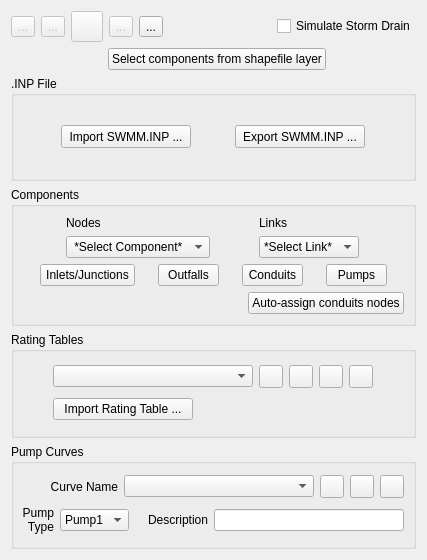
Before: the Qt Designer form flo2d/ui/storm_drain_editor.ui in FLO-2DSoftware/qgis-flo-2d-plugin, drawn with Qt 5.
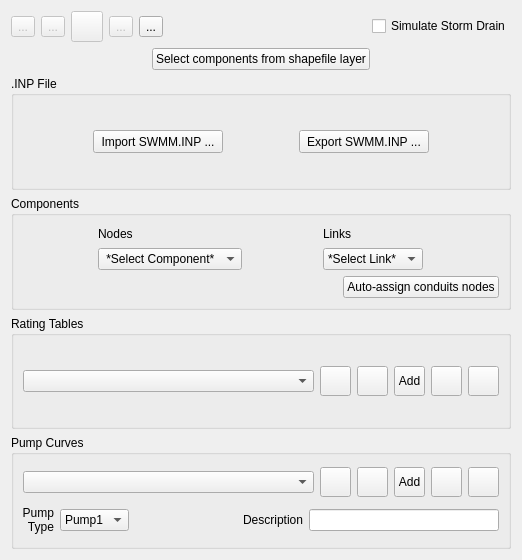
After: the same form once the commit is applied. Icons and pictures are not drawn.

Commit message: Improve after_delete signal of TableEditorWidget class and its instances

```diff
--- a/flo2d/ui/storm_drain_editor.ui
+++ b/flo2d/ui/storm_drain_editor.ui
@@ -6,7 +6,7 @@
    <rect>
     <x>0</x>
     <y>0</y>
-    <width>427</width>
+    <width>522</width>
     <height>560</height>
    </rect>
   </property>
@@ -251,7 +251,7 @@
       <string>Components</string>
      </property>
      <layout class="QGridLayout" name="gridLayout_3">
-      <item row="2" column="0">
+      <item row="1" column="0">
        <layout class="QHBoxLayout" name="horizontalLayout_5">
         <item>
          <spacer name="horizontalSpacer_4">
@@ -275,92 +275,6 @@
         </item>
        </layout>
       </item>
-      <item row="1" column="0">
-       <layout class="QHBoxLayout" name="horizontalLayout">
-        <item>
-         <widget class="QPushButton" name="inlets_btn">
-          <property name="sizePolicy">
-           <sizepolicy hsizetype="Fixed" vsizetype="Fixed">
-            <horstretch>0</horstretch>
-            <verstretch>0</verstretch>
-           </sizepolicy>
-          </property>
-          <property name="minimumSize">
-           <size>
-            <width>95</width>
-            <height>0</height>
-           </size>
-          </property>
-          <property name="maximumSize">
-           <size>
-            <width>95</width>
-            <height>16777215</height>
-           </size>
-          </property>
-          <property name="text">
-           <string>Inlets/Junctions</string>
-          </property>
-         </widget>
-        </item>
-        <item>
-         <widget class="QPushButton" name="outfalls_btn">
-          <property name="sizePolicy">
-           <sizepolicy hsizetype="Fixed" vsizetype="Fixed">
-            <horstretch>0</horstretch>
-            <verstretch>0</verstretch>
-           </sizepolicy>
-          </property>
-          <property name="maximumSize">
-           <size>
-            <width>61</width>
-            <height>16777215</height>
-           </size>
-          </property>
-          <property name="text">
-           <string>Outfalls</string>
-          </property>
-         </widget>
-        </item>
-        <item>
-         <widget class="QPushButton" name="conduits_btn">
-          <property name="sizePolicy">
-           <sizepolicy hsizetype="Fixed" vsizetype="Fixed">
-            <horstretch>0</horstretch>
-            <verstretch>0</verstretch>
-           </sizepolicy>
-          </property>
-          <property name="maximumSize">
-           <size>
-            <width>61</width>
-            <height>16777215</height>
-           </size>
-          </property>
-          <property name="text">
-           <string>Conduits</string>
-          </property>
-         </widget>
-        </item>
-        <item>
-         <widget class="QPushButton" name="pumps_btn">
-          <property name="sizePolicy">
-           <sizepolicy hsizetype="Fixed" vsizetype="Fixed">
-            <horstretch>0</horstretch>
-            <verstretch>0</verstretch>
-           </sizepolicy>
-          </property>
-          <property name="maximumSize">
-           <size>
-            <width>61</width>
-            <height>16777215</height>
-           </size>
-          </property>
-          <property name="text">
-           <string>Pumps</string>
-          </property>
-         </widget>
-        </item>
-       </layout>
-      </item>
       <item row="0" column="0">
        <layout class="QHBoxLayout" name="horizontalLayout_4">
         <item>
@@ -460,8 +374,6 @@
      </property>
      <layout class="QGridLayout" name="gridLayout_4">
       <item row="0" column="0">
-       <layout class="QHBoxLayout" name="horizontalLayout_3">
-        <item>
          <widget class="QComboBox" name="SD_rating_table_cbo">
           <property name="enabled">
            <bool>true</bool>
@@ -489,13 +401,25 @@
           </property>
          </widget>
         </item>
-        <item>
+      <item row="0" column="1">
          <layout class="QHBoxLayout" name="horizontalLayout_2">
           <item>
            <widget class="QToolButton" name="show_table_btn">
             <property name="enabled">
              <bool>true</bool>
             </property>
+          <property name="minimumSize">
+           <size>
+            <width>31</width>
+            <height>30</height>
+           </size>
+          </property>
+          <property name="maximumSize">
+           <size>
+            <width>31</width>
+            <height>30</height>
+           </size>
+          </property>
             <property name="toolTip">
              <string>Show inlet rating table</string>
             </property>
@@ -513,6 +437,18 @@
             <property name="enabled">
              <bool>true</bool>
             </property>
+          <property name="minimumSize">
+           <size>
+            <width>31</width>
+            <height>30</height>
+           </size>
+          </property>
+          <property name="maximumSize">
+           <size>
+            <width>31</width>
+            <height>30</height>
+           </size>
+          </property>
             <property name="toolTip">
              <string>Add inlet rating table</string>
             </property>
@@ -525,11 +461,61 @@
             </property>
            </widget>
           </item>
+        <item>
+         <widget class="QToolButton" name="add_predefined_rtable_btn">
+          <property name="sizePolicy">
+           <sizepolicy hsizetype="Fixed" vsizetype="Fixed">
+            <horstretch>0</horstretch>
+            <verstretch>0</verstretch>
+           </sizepolicy>
+          </property>
+          <property name="minimumSize">
+           <size>
+            <width>31</width>
+            <height>30</height>
+           </size>
+          </property>
+          <property name="maximumSize">
+           <size>
+            <width>31</width>
+            <height>30</height>
+           </size>
+          </property>
+          <property name="toolTip">
+           <string>&lt;html&gt;&lt;head/&gt;&lt;body&gt;&lt;p&gt;Add predefined rain time series.&lt;/p&gt;&lt;p&gt;Select one or more files. Each file must be a list of pairs (time, distribution).&lt;/p&gt;&lt;p&gt;The distribution is a % of the total storm.&lt;/p&gt;&lt;/body&gt;&lt;/html&gt;</string>
+          </property>
+          <property name="text">
+           <string>Add</string>
+          </property>
+          <property name="icon">
+           <iconset>
+            <normaloff>../img/mActionOpenFile.svg</normaloff>../img/mActionOpenFile.svg</iconset>
+          </property>
+          <property name="iconSize">
+           <size>
+            <width>25</width>
+            <height>25</height>
+           </size>
+          </property>
+         </widget>
+        </item>
           <item>
            <widget class="QToolButton" name="remove_rtable_btn">
             <property name="enabled">
              <bool>true</bool>
             </property>
+          <property name="minimumSize">
+           <size>
+            <width>31</width>
+            <height>30</height>
+           </size>
+          </property>
+          <property name="maximumSize">
+           <size>
+            <width>31</width>
+            <height>30</height>
+           </size>
+          </property>
             <property name="toolTip">
              <string>Remove inlet rating table</string>
             </property>
@@ -547,6 +533,18 @@
             <property name="enabled">
              <bool>true</bool>
             </property>
+          <property name="minimumSize">
+           <size>
+            <width>31</width>
+            <height>30</height>
+           </size>
+          </property>
+          <property name="maximumSize">
+           <size>
+            <width>31</width>
+            <height>30</height>
+           </size>
+          </property>
             <property name="toolTip">
              <string>Rename inlet rating table</string>
             </property>
@@ -562,33 +560,6 @@
          </layout>
         </item>
        </layout>
-      </item>
-      <item row="1" column="0">
-       <widget class="QPushButton" name="import_rating_table_btn">
-        <property name="sizePolicy">
-         <sizepolicy hsizetype="Fixed" vsizetype="Fixed">
-          <horstretch>0</horstretch>
-          <verstretch>0</verstretch>
-         </sizepolicy>
-        </property>
-        <property name="minimumSize">
-         <size>
-          <width>140</width>
-          <height>0</height>
-         </size>
-        </property>
-        <property name="maximumSize">
-         <size>
-          <width>140</width>
-          <height>16777215</height>
-         </size>
-        </property>
-        <property name="text">
-         <string>Import Rating Table ...</string>
-        </property>
-       </widget>
-      </item>
-     </layout>
     </widget>
    </item>
    <item row="5" column="0" colspan="7">
@@ -602,115 +573,11 @@
      <property name="flat">
       <bool>false</bool>
      </property>
-     <layout class="QVBoxLayout" name="verticalLayout_3">
-      <item>
+     <layout class="QGridLayout" name="gridLayout_6">
+      <item row="1" column="0">
        <layout class="QHBoxLayout" name="horizontalLayout_9">
         <item>
-         <layout class="QHBoxLayout" name="horizontalLayout_6">
-          <item>
-           <widget class="QLabel" name="label_7">
-            <property name="text">
-             <string>Curve Name</string>
-            </property>
-            <property name="alignment">
-             <set>Qt::AlignRight|Qt::AlignTrailing|Qt::AlignVCenter</set>
-            </property>
-            <property name="wordWrap">
-             <bool>true</bool>
-            </property>
-           </widget>
-          </item>
-          <item>
-           <widget class="QComboBox" name="pump_curve_cbo">
-            <property name="sizePolicy">
-             <sizepolicy hsizetype="Fixed" vsizetype="Fixed">
-              <horstretch>0</horstretch>
-              <verstretch>0</verstretch>
-             </sizepolicy>
-            </property>
-            <property name="minimumSize">
-             <size>
-              <width>190</width>
-              <height>22</height>
-             </size>
-            </property>
-            <property name="maximumSize">
-             <size>
-              <width>190</width>
-              <height>22</height>
-             </size>
-            </property>
-            <property name="insertPolicy">
-             <enum>QComboBox::InsertAtBottom</enum>
-            </property>
-            <property name="duplicatesEnabled">
-             <bool>false</bool>
-            </property>
-           </widget>
-          </item>
-         </layout>
-        </item>
-        <item>
-         <layout class="QHBoxLayout" name="horizontalLayout_7">
-          <item>
-           <widget class="QToolButton" name="add_pump_curve_btn">
-            <property name="enabled">
-             <bool>true</bool>
-            </property>
-            <property name="toolTip">
-             <string>Add pump curve</string>
-            </property>
-            <property name="text">
-             <string/>
-            </property>
-            <property name="icon">
-             <iconset>
-              <normaloff>../img/add_table_data.svg</normaloff>../img/add_table_data.svg</iconset>
-            </property>
-           </widget>
-          </item>
-          <item>
-           <widget class="QToolButton" name="remove_pump_curve_btn">
-            <property name="enabled">
-             <bool>true</bool>
-            </property>
-            <property name="toolTip">
-             <string>Remove pump curve</string>
-            </property>
-            <property name="text">
-             <string/>
-            </property>
-            <property name="icon">
-             <iconset>
-              <normaloff>../img/mActionDeleteSelected.svg</normaloff>../img/mActionDeleteSelected.svg</iconset>
-            </property>
-           </widget>
-          </item>
-          <item>
-           <widget class="QToolButton" name="rename_pump_curve_btn">
-            <property name="enabled">
-             <bool>true</bool>
-            </property>
-            <property name="toolTip">
-             <string>Rename pump curve</string>
-            </property>
-            <property name="text">
-             <string/>
-            </property>
-            <property name="icon">
-             <iconset>
-              <normaloff>../img/change_name.svg</normaloff>../img/change_name.svg</iconset>
-            </property>
-           </widget>
-          </item>
-         </layout>
-        </item>
-       </layout>
-      </item>
-      <item>
-       <layout class="QHBoxLayout" name="horizontalLayout_11">
-        <item>
-         <layout class="QHBoxLayout" name="horizontalLayout_10">
+         <layout class="QHBoxLayout" name="horizontalLayout_8">
           <item>
            <widget class="QLabel" name="label_3">
             <property name="maximumSize">
@@ -784,7 +651,7 @@
          </layout>
         </item>
         <item>
-         <layout class="QHBoxLayout" name="horizontalLayout_8">
+         <layout class="QHBoxLayout" name="horizontalLayout_7">
           <item>
            <widget class="QLabel" name="label_6">
             <property name="text">
@@ -821,6 +688,196 @@
         </item>
        </layout>
       </item>
+      <item row="0" column="0">
+       <layout class="QHBoxLayout" name="horizontalLayout_6">
+        <item>
+         <widget class="QComboBox" name="pump_curve_cbo">
+          <property name="sizePolicy">
+           <sizepolicy hsizetype="Preferred" vsizetype="Fixed">
+            <horstretch>0</horstretch>
+            <verstretch>0</verstretch>
+           </sizepolicy>
+          </property>
+          <property name="minimumSize">
+           <size>
+            <width>200</width>
+            <height>0</height>
+           </size>
+          </property>
+          <property name="maximumSize">
+           <size>
+            <width>500</width>
+            <height>16777215</height>
+           </size>
+          </property>
+          <property name="insertPolicy">
+           <enum>QComboBox::InsertAtBottom</enum>
+          </property>
+          <property name="duplicatesEnabled">
+           <bool>false</bool>
+          </property>
+         </widget>
+        </item>
+        <item>
+         <layout class="QHBoxLayout" name="horizontalLayout_3">
+          <item>
+           <widget class="QToolButton" name="show_pump_table_btn">
+            <property name="enabled">
+             <bool>true</bool>
+            </property>
+            <property name="minimumSize">
+             <size>
+              <width>31</width>
+              <height>30</height>
+             </size>
+            </property>
+            <property name="maximumSize">
+             <size>
+              <width>31</width>
+              <height>30</height>
+             </size>
+            </property>
+            <property name="toolTip">
+             <string>Show pump curve</string>
+            </property>
+            <property name="text">
+             <string/>
+            </property>
+            <property name="icon">
+             <iconset>
+              <normaloff>../img/show_cont_table.svg</normaloff>../img/show_cont_table.svg</iconset>
+            </property>
+           </widget>
+          </item>
+          <item>
+           <widget class="QToolButton" name="add_pump_curve_btn">
+            <property name="enabled">
+             <bool>true</bool>
+            </property>
+            <property name="minimumSize">
+             <size>
+              <width>31</width>
+              <height>30</height>
+             </size>
+            </property>
+            <property name="maximumSize">
+             <size>
+              <width>31</width>
+              <height>30</height>
+             </size>
+            </property>
+            <property name="toolTip">
+             <string>Add pump curve</string>
+            </property>
+            <property name="text">
+             <string/>
+            </property>
+            <property name="icon">
+             <iconset>
+              <normaloff>../img/add_table_data.svg</normaloff>../img/add_table_data.svg</iconset>
+            </property>
+           </widget>
+          </item>
+          <item>
+           <widget class="QToolButton" name="add_predefined_pump_curve_btn">
+            <property name="sizePolicy">
+             <sizepolicy hsizetype="Fixed" vsizetype="Fixed">
+              <horstretch>0</horstretch>
+              <verstretch>0</verstretch>
+             </sizepolicy>
+            </property>
+            <property name="minimumSize">
+             <size>
+              <width>31</width>
+              <height>30</height>
+             </size>
+            </property>
+            <property name="maximumSize">
+             <size>
+              <width>31</width>
+              <height>30</height>
+             </size>
+            </property>
+            <property name="toolTip">
+             <string>Add predefined pump curve</string>
+            </property>
+            <property name="text">
+             <string>Add</string>
+            </property>
+            <property name="icon">
+             <iconset>
+              <normaloff>../img/mActionOpenFile.svg</normaloff>../img/mActionOpenFile.svg</iconset>
+            </property>
+            <property name="iconSize">
+             <size>
+              <width>25</width>
+              <height>25</height>
+             </size>
+            </property>
+           </widget>
+          </item>
+          <item>
+           <widget class="QToolButton" name="remove_pump_curve_btn">
+            <property name="enabled">
+             <bool>true</bool>
+            </property>
+            <property name="minimumSize">
+             <size>
+              <width>31</width>
+              <height>30</height>
+             </size>
+            </property>
+            <property name="maximumSize">
+             <size>
+              <width>31</width>
+              <height>30</height>
+             </size>
+            </property>
+            <property name="toolTip">
+             <string>Remove pump curve</string>
+            </property>
+            <property name="text">
+             <string/>
+            </property>
+            <property name="icon">
+             <iconset>
+              <normaloff>../img/mActionDeleteSelected.svg</normaloff>../img/mActionDeleteSelected.svg</iconset>
+            </property>
+           </widget>
+          </item>
+          <item>
+           <widget class="QToolButton" name="rename_pump_curve_btn">
+            <property name="enabled">
+             <bool>true</bool>
+            </property>
+            <property name="minimumSize">
+             <size>
+              <width>31</width>
+              <height>30</height>
+             </size>
+            </property>
+            <property name="maximumSize">
+             <size>
+              <width>31</width>
+              <height>30</height>
+             </size>
+            </property>
+            <property name="toolTip">
+             <string>Rename pump curve</string>
+            </property>
+            <property name="text">
+             <string/>
+            </property>
+            <property name="icon">
+             <iconset>
+              <normaloff>../img/change_name.svg</normaloff>../img/change_name.svg</iconset>
+            </property>
+           </widget>
+          </item>
+         </layout>
+        </item>
+       </layout>
+      </item>
      </layout>
     </widget>
    </item>
```
Left out of the diff: 2 changed lines with no effect on the pictures. Lines whose indentation alone changed are shown as unchanged. The commit also changes 9 other files.
